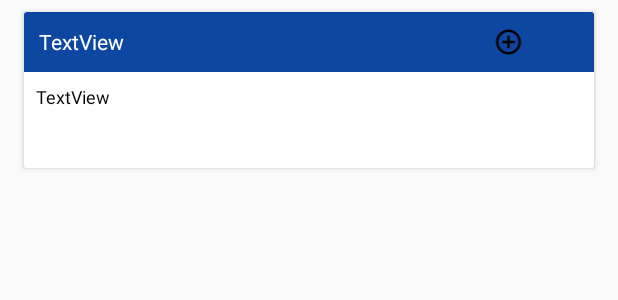
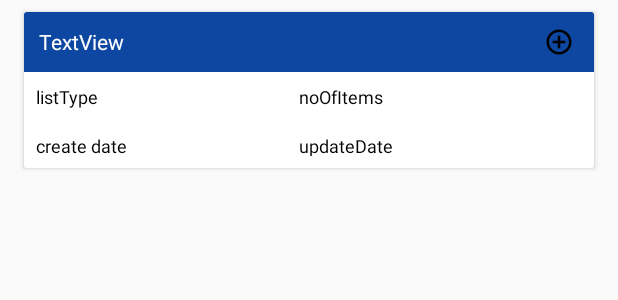
Before and after one commit to vaibhavnaikprojects/GroceryPlanner, an Android app: the layout buy_list_item.xml on its own in the app's theme, with its tools: preview values and no code run, on a phone screen of 412 x 824 dp. Shown: the top 300 px of the screen. Run offline under Robolectric (Android 15) with nearby library versions, the phone set to English and light mode, and no system bars.

```diff
--- a/app/src/main/java/edu/uta/groceryplanner/CompletedFragment.java
+++ b/app/src/main/java/edu/uta/groceryplanner/CompletedFragment.java
@@ -14,6 +14,7 @@ import android.view.ViewGroup;
 
 import com.google.firebase.auth.FirebaseAuth;
 
+import java.util.ArrayList;
 import java.util.List;
 
 import edu.uta.groceryplanner.adapters.BuyListAdapter;
@@ -45,6 +46,7 @@ public class CompletedFragment extends Fragment {
         recyclerView=view.findViewById(R.id.completedRecyclerView);
         recyclerView.setHasFixedSize(true);
         recyclerView.setLayoutManager(new LinearLayoutManager(getContext()));
+        beanList=new ArrayList<ListBean>();
         adapter=new BuyListAdapter(beanList,getContext(),firebaseAuth);
         recyclerView.setItemAnimator(new DefaultItemAnimator());
         recyclerView.setAdapter(adapter);
--- a/app/src/main/res/drawable/ic_check_black_24dp.xml
+++ b/app/src/main/res/drawable/ic_check_black_24dp.xml
@@ -4,6 +4,6 @@
         android:viewportWidth="24.0"
         android:viewportHeight="24.0">
     <path
-        android:fillColor="#FF000000"
+        android:fillColor="#FFF"
         android:pathData="M9,16.17L4.83,12l-1.42,1.41L9,19 21,7l-1.41,-1.41z"/>
 </vector>
--- a/app/src/main/res/layout/buy_list_item.xml
+++ b/app/src/main/res/layout/buy_list_item.xml
@@ -31,28 +31,62 @@
 
                 <TextView
                     android:id="@+id/card_title_text"
-                    android:layout_width="wrap_content"
+                    android:layout_width="271dp"
                     android:layout_height="wrap_content"
                     android:layout_weight="3"
-                    android:textColor="#fff"
-                    android:text="@string/testing" />
+                    android:text="@string/testing"
+                    android:textColor="#fff" />
+
                 <ImageView
                     android:id="@+id/card_title_image"
-                    android:layout_width="wrap_content"
+                    android:layout_width="5dp"
                     android:layout_height="wrap_content"
+                    android:layout_weight="1"
                     android:contentDescription="@string/testing"
-                    android:layout_weight="1"
                     card_view:srcCompat="@drawable/ic_add_circle_outline_black_24dp" />
             </LinearLayout>
+
             <TextView
-                android:id="@+id/product_name"
-                android:layout_width="match_parent"
+                android:id="@+id/list_type"
+                android:layout_width="175sp"
                 android:layout_height="wrap_content"
                 android:layout_below="@id/card_title"
                 android:padding="8dp"
+                android:text="listType"
                 android:textColor="@color/black"
-                android:textSize="12sp"
-                android:text="@string/testing"/>
+                android:textSize="12sp" />
+
+            <TextView
+                android:id="@+id/created_date"
+                android:layout_width="175sp"
+                android:layout_height="wrap_content"
+                android:layout_below="@id/list_type"
+                android:padding="8dp"
+                android:text="create date"
+                android:textColor="@color/black"
+                android:textSize="12sp" />
+
+            <TextView
+                android:id="@+id/noOfItems"
+                android:layout_width="175sp"
+                android:layout_height="wrap_content"
+                android:layout_below="@id/card_title"
+                android:padding="8dp"
+                android:layout_toEndOf="@+id/list_type"
+                android:text="noOfItems"
+                android:textColor="@color/black"
+                android:textSize="12sp"/>
+
+            <TextView
+                android:id="@+id/update_date"
+                android:layout_width="175sp"
+                android:layout_height="wrap_content"
+                android:layout_below="@id/noOfItems"
+                android:padding="8dp"
+                android:layout_toEndOf="@+id/created_date"
+                android:text="updateDate"
+                android:textColor="@color/black"
+                android:textSize="12sp"/>
         </RelativeLayout>
 
 
--- a/app/src/main/res/layout/fragment_draft.xml
+++ b/app/src/main/res/layout/fragment_draft.xml
@@ -22,6 +22,8 @@
         app:backgroundTint="@color/colorTitle2"
         app:elevation="6dp"
         app:pressedTranslationZ="12dp"
+        android:layout_alignParentBottom="true"
+        android:layout_alignParentRight="true"
         android:src="@drawable/ic_group_white_24dp" />
 
     <android.support.design.widget.FloatingActionButton
@@ -35,6 +37,8 @@
         app:backgroundTint="@color/colorTitle2"
         app:elevation="6dp"
         app:pressedTranslationZ="12dp"
+        android:layout_alignParentBottom="true"
+        android:layout_alignParentRight="true"
         android:src="@drawable/ic_group_add_white_24dp" />
 
     <android.support.design.widget.FloatingActionButton
@@ -48,6 +52,8 @@
         app:elevation="6dp"
         app:backgroundTint="@color/colorTitle2"
         app:pressedTranslationZ="12dp"
+        android:layout_alignParentBottom="true"
+        android:layout_alignParentRight="true"
         android:src="@drawable/ic_person_add_white_24dp" />
 
     <android.support.design.widget.FloatingActionButton
```
Also changed, not shown: app/src/main/java/edu/uta/groceryplanner/DraftFragment.java (+22 -39 lines), app/src/main/java/edu/uta/groceryplanner/PersonalListActivity.java (+53 -34 lines), app/src/main/java/edu/uta/groceryplanner/adapters/BuyListAdapter.java (+11 -6 lines), app/src/main/java/edu/uta/groceryplanner/beans/ListBean.java (+14 -10 lines), app/src/main/res/layout/activity_personal_list.xml (+2 -13 lines), app/src/main/res/menu/ok_menu.xml (added, +8 -0 lines).
